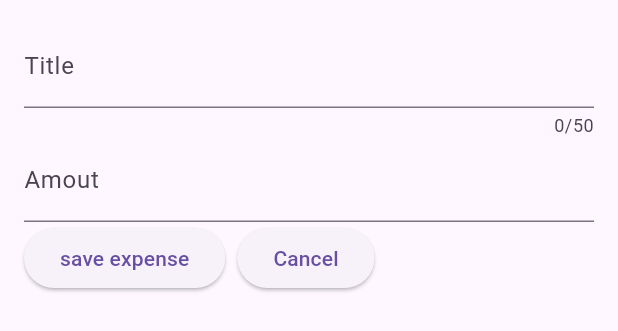
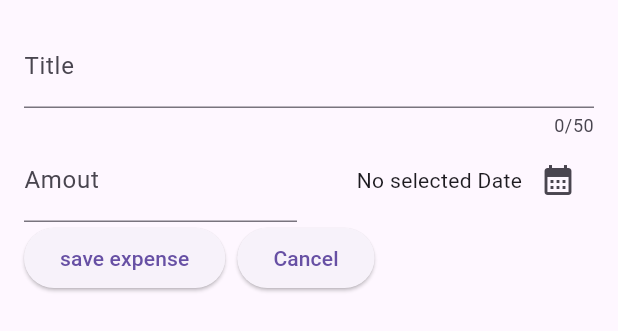
Before and after one commit to mathewwicky/Expense-Tracker-App, a Flutter app: the NewExpense widget shown alone on an empty page, opened directly, on a phone screen of 412 x 824 dp. Shown: the top 331 px of the screen. Run offline on Flutter 3.47's test engine with Material 3 defaults, Android fonts, the phone set to English and light mode, and no system bars.

Commit message:
Added the selecte Date functionality

```diff
--- a/lib/widgets/new_expense.dart
+++ b/lib/widgets/new_expense.dart
@@ -1,3 +1,4 @@
+import 'package:expense_tracker/model/expense.dart';
 import 'package:flutter/material.dart';
 
 class NewExpense extends StatefulWidget {
@@ -16,6 +17,20 @@ class _NewExpenseState extends State<NewExpense> {
 
   final _titleController = TextEditingController();
   final _amoutController = TextEditingController();
+  DateTime? _selectedDateTime;
+
+  void _presentDatePicker() async {
+    final now = DateTime.now();
+    final firstDate = DateTime(now.year - 1, now.month, now.day);
+    final pickedDate = await showDatePicker(
+        context: context,
+        initialDate: now,
+        firstDate: firstDate,
+        lastDate: now);
+    setState(() {
+      _selectedDateTime = pickedDate;
+    });
+  }
 
   @override
   void dispose() {
@@ -39,13 +54,35 @@ class _NewExpenseState extends State<NewExpense> {
               label: Text('Title'),
             ),
           ),
-          TextField(
+          Row(
+            children: [
+              Expanded(
+                child: TextField(
                   controller: _amoutController,
                   keyboardType: TextInputType.number,
                   decoration: InputDecoration(
                     prefixText: '\$ ',
                     label: Text('Amout'),
                   ),
+                ),
+              ),
+              SizedBox(
+                width: 16,
+              ),
+              Expanded(
+                child: Row(
+                  mainAxisAlignment: MainAxisAlignment.end,
+                  crossAxisAlignment: CrossAxisAlignment.center,
+                  children: [
+                    Text(_selectedDateTime ==null ?  'No selected Date' : formatter.format(_selectedDateTime!),),
+                    IconButton(
+                      onPressed: _presentDatePicker,
+                      icon: Icon(Icons.calendar_month),
+                    ),
+                  ],
+                ),
+              ),
+            ],
           ),
           Row(
             children: [
```
Lines whose indentation alone changed are shown as unchanged.
